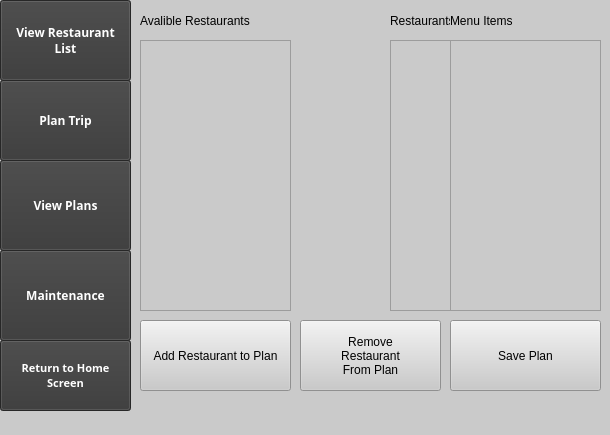
This is FastFoodFinder/mainwindow.ui in annaali1/CS1DProject1 as Qt 5 draws it before an edit. The edited form follows.
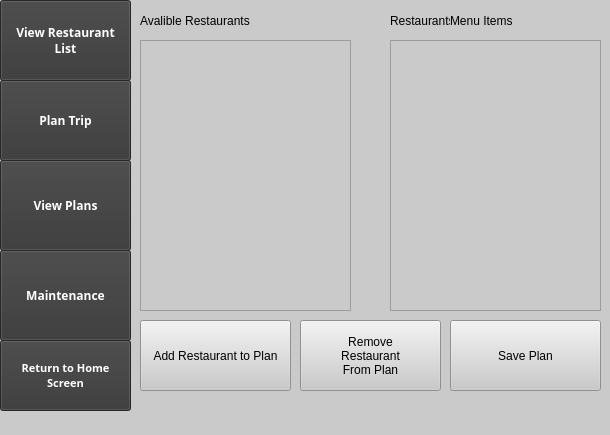
This is the edited form. The open tabs and pages were chosen to show the change.

Commit message: fixing menu in plan glitch

```diff
--- a/FastFoodFinder/mainwindow.ui
+++ b/FastFoodFinder/mainwindow.ui
@@ -539,7 +539,7 @@
        <rect>
         <x>10</x>
         <y>40</y>
-        <width>151</width>
+        <width>211</width>
         <height>271</height>
        </rect>
       </property>
@@ -549,7 +549,7 @@
        <rect>
         <x>260</x>
         <y>40</y>
-        <width>141</width>
+        <width>211</width>
         <height>271</height>
        </rect>
       </property>
@@ -621,16 +621,6 @@
        <string>Restaurants In Plan</string>
       </property>
      </widget>
-     <widget class="QListWidget" name="menuItemsInPlan_listWidget">
-      <property name="geometry">
-       <rect>
-        <x>320</x>
-        <y>40</y>
-        <width>151</width>
-        <height>271</height>
-       </rect>
-      </property>
-     </widget>
      <widget class="QLabel" name="label_4">
       <property name="geometry">
        <rect>
```
Left out of the diff: 2 changed lines with no effect on the pictures.
